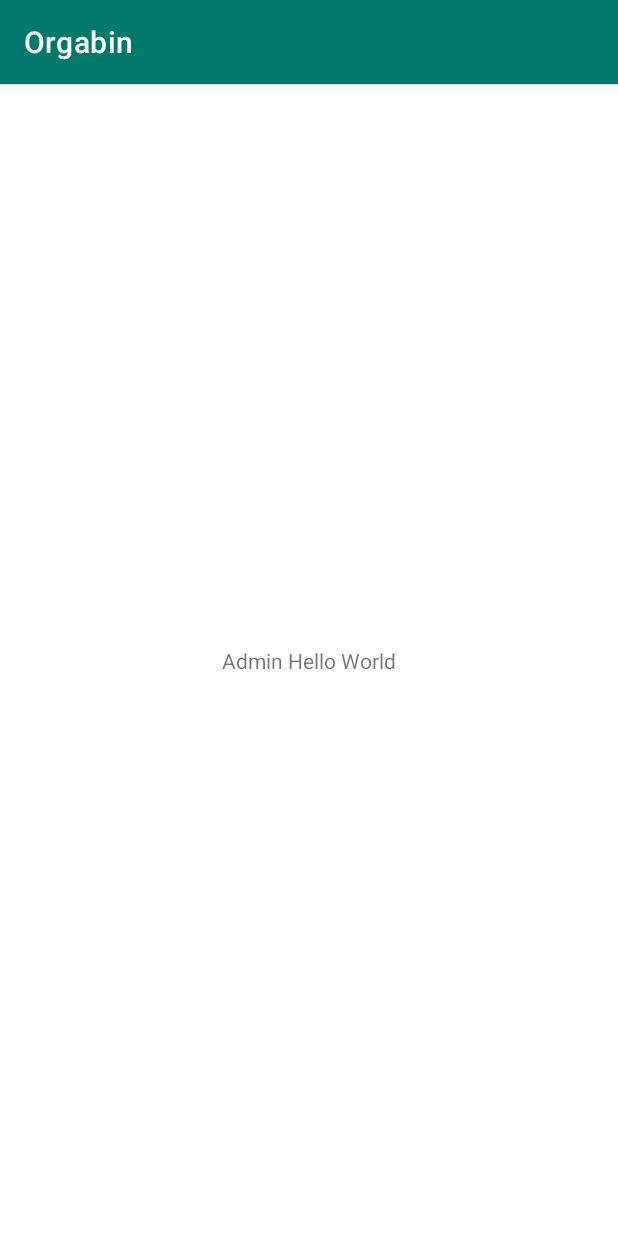
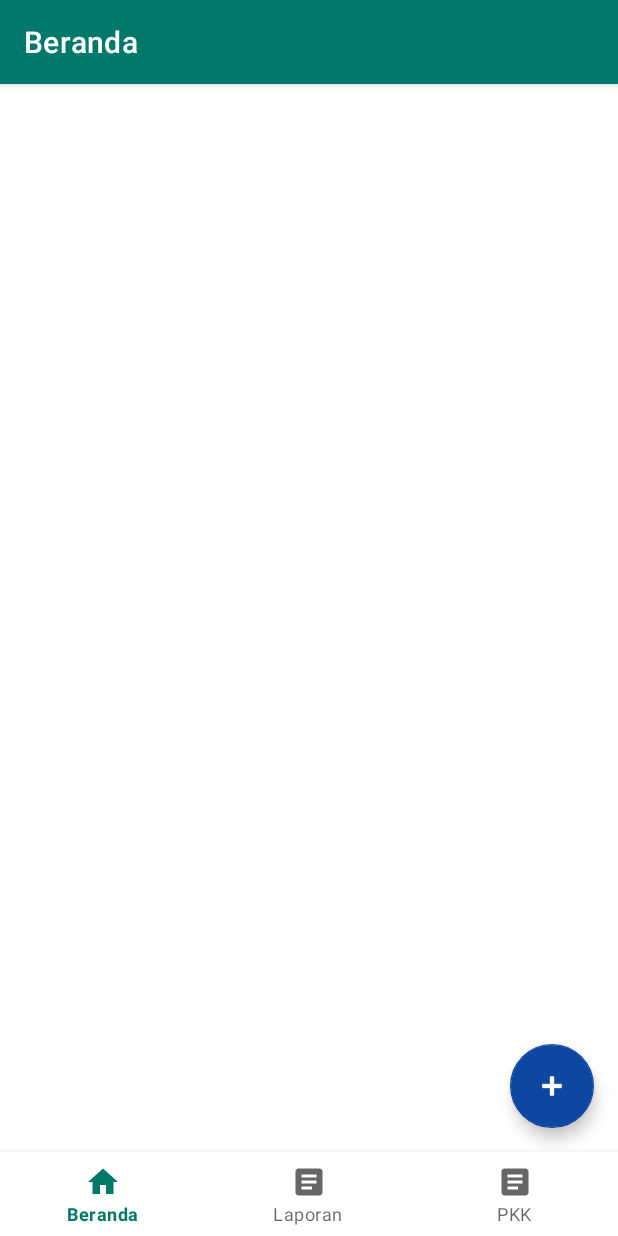
Before and after one commit to kisusyenni/OrgabinApp, an Android app: the AdminActivity screen opened directly, with no data from a screen before it, on a phone screen of 412 x 824 dp. Run offline under Robolectric (Android 15) with nearby library versions, the light colour scheme and no system bars; our stand-ins replace Firebase (no records; nobody signed in at launch, a user with empty details on screens opened directly), navigation-ui.

Commit message:
Add bottom navigation and navigation graph, change schedule activity to fragment

```diff
--- /dev/null
+++ b/admin/src/main/java/com/kisusyenni/orgabin/ui/main/AdminActivity.kt
@@ -0,0 +1,37 @@
+package com.kisusyenni.orgabin.ui.main
+
+import androidx.appcompat.app.AppCompatActivity
+import android.os.Bundle
+import androidx.navigation.findNavController
+import androidx.navigation.ui.AppBarConfiguration
+import androidx.navigation.ui.setupActionBarWithNavController
+import androidx.navigation.ui.setupWithNavController
+import com.google.android.material.bottomnavigation.BottomNavigationView
+import com.kisusyenni.orgabin.R
+
+class AdminActivity : AppCompatActivity() {
+    override fun onCreate(savedInstanceState: Bundle?) {
+        super.onCreate(savedInstanceState)
+        setContentView(R.layout.activity_admin)
+        val navView: BottomNavigationView = findViewById(R.id.nav_view)
+
+        val navController = findNavController(R.id.nav_host_fragment)
+
+        val appBarConfiguration = AppBarConfiguration.Builder(
+            R.id.navigation_schedule
+        ).build()
+        setupActionBarWithNavController(navController, appBarConfiguration)
+        navView.setupWithNavController(navController)
+
+//        val mFragmentManager = supportFragmentManager
+//        val mScheduleFragment = ScheduleFragment()
+//        val fragment = mFragmentManager.findFragmentByTag(ScheduleFragment::class.java.simpleName)
+//        if (fragment !is ScheduleFragment) {
+//            mFragmentManager
+//                .beginTransaction()
+//                .add(activityAdminBinding.adminContainer, mScheduleFragment, ScheduleFragment::class.java.simpleName)
+//                .commit()
+//        }
+
+    }
+}
--- /dev/null
+++ b/admin/src/main/java/com/kisusyenni/orgabin/ui/schedule/list/ScheduleFragment.kt
@@ -0,0 +1,94 @@
+package com.kisusyenni.orgabin.ui.schedule.list
+
+import android.content.Intent
+import android.os.Bundle
+import android.view.LayoutInflater
+import android.view.MenuItem
+import android.view.View
+import android.view.ViewGroup
+import android.widget.PopupMenu
+import android.widget.Toast
+import androidx.fragment.app.Fragment
+import androidx.lifecycle.ViewModelProvider
+import androidx.recyclerview.widget.LinearLayoutManager
+import com.kisusyenni.orgabin.R
+import com.kisusyenni.orgabin.data.source.local.entity.ScheduleEntity
+import com.kisusyenni.orgabin.data.source.local.room.ScheduleDao
+import com.kisusyenni.orgabin.databinding.FragmentScheduleBinding
+import com.kisusyenni.orgabin.ui.schedule.form.ScheduleFormActivity
+
+
+class ScheduleFragment : Fragment() {
+    private lateinit var scheduleFragmentBinding: FragmentScheduleBinding
+    private val dao = ScheduleDao()
+
+    override fun onCreateView(
+        inflater: LayoutInflater,
+        container: ViewGroup?,
+        savedInstanceState: Bundle?
+    ): View {
+        scheduleFragmentBinding = FragmentScheduleBinding.inflate(layoutInflater, container, false)
+        return scheduleFragmentBinding.root
+    }
+
+    override fun onViewCreated(view: View, savedInstanceState: Bundle?) {
+        super.onViewCreated(view, savedInstanceState)
+
+        if(activity != null) {
+
+            val viewModel = ViewModelProvider(
+                this,
+                ViewModelProvider.NewInstanceFactory()
+            )[ScheduleListViewModel::class.java]
+
+            val scheduleAdapter = ScheduleListAdapter(object: ScheduleListAdapter.OptionsMenuClickListener {
+                override fun onOptionsMenuClicked(position: Int, schedule: ScheduleEntity) {
+                    performOptionsMenuClick(position, schedule)
+                }
+
+            })
+
+            // observe schedule list
+            viewModel.getAllScheduleList().observe(viewLifecycleOwner, { schedule ->
+                scheduleAdapter.setSchedule(schedule)
+                with(scheduleFragmentBinding.rvScheduleList) {
+                    layoutManager = LinearLayoutManager(this.context)
+                    setHasFixedSize(true)
+                    adapter = scheduleAdapter
+                }
+            })
+
+            // Add Schedule Button Action
+            scheduleFragmentBinding.btnMainAddSchedule.setOnClickListener {
+                val intent = Intent(requireActivity(), ScheduleFormActivity::class.java)
+                intent.putExtra(ScheduleFormActivity.EXTRA_ACTION,"add")
+                startActivity(intent)
+            }
+        }
+    }
+
+    private fun performOptionsMenuClick(position: Int, schedule: ScheduleEntity) {
+        val popupMenu = PopupMenu(requireActivity() , scheduleFragmentBinding.rvScheduleList.getChildAt(position).findViewById(R.id.ib_more_row_sch))
+        popupMenu.inflate(R.menu.menu_item_row_schedule)
+        popupMenu.setOnMenuItemClickListener(object : PopupMenu.OnMenuItemClickListener{
+            override fun onMenuItemClick(item: MenuItem?): Boolean {
+                when(item?.itemId){
+                    R.id.delete_schedule_action -> {
+                        dao.deleteSchedule(schedule.id)
+                        Toast.makeText(requireActivity(), "Successfully Delete Schedule", Toast.LENGTH_LONG).show()
+                        return true
+                    }
+                    R.id.edit_schedule_action -> {
+                        val intent = Intent(requireActivity(), ScheduleFormActivity::class.java)
+                        intent.putExtra(ScheduleFormActivity.EXTRA_ACTION,"edit")
+                        intent.putExtra(ScheduleFormActivity.EXTRA_SCHEDULE, schedule)
+                        startActivity(intent)
+                        return true
+                    }
+                }
+                return false
+            }
+        })
+        popupMenu.show()
+    }
+}
--- a/admin/src/main/java/com/kisusyenni/orgabin/ui/schedule/list/ScheduleListAdapter.kt
+++ b/admin/src/main/java/com/kisusyenni/orgabin/ui/schedule/list/ScheduleListAdapter.kt
@@ -40,8 +40,6 @@ class ScheduleListAdapter(private var optionsMenuClickListener: OptionsMenuClick
                 tvScheduleLocation.text = schedule.location
                 tvScheduleTime.text = "${customizeTime(schedule.startTime)} - ${customizeTime(schedule.endTime)}"
 
-
-
                 ibMoreRowSch.setOnClickListener {
                     if (schedule.id !== null && schedule.date !== null && schedule.location !== null && schedule.startTime !== null && schedule.endTime !== null) {
 
--- a/admin/src/main/java/com/kisusyenni/orgabin/SplashActivity.kt
+++ b/admin/src/main/java/com/kisusyenni/orgabin/ui/splash/SplashActivity.kt
@@ -1,11 +1,12 @@
-package com.kisusyenni.orgabin
+package com.kisusyenni.orgabin.ui.splash
 
 import android.content.Intent
 import androidx.appcompat.app.AppCompatActivity
 import android.os.Bundle
 import android.os.Handler
 import android.os.Looper
-import com.kisusyenni.orgabin.auth.AuthActivity
+import com.kisusyenni.orgabin.R
+import com.kisusyenni.orgabin.ui.auth.AuthActivity
 
 class SplashActivity : AppCompatActivity() {
     override fun onCreate(savedInstanceState: Bundle?) {
--- /dev/null
+++ b/admin/src/main/res/drawable/ic_article_24.xml
@@ -0,0 +1,11 @@
+<vector xmlns:android="http://schemas.android.com/apk/res/android"
+    android:width="24dp"
+    android:height="24dp"
+    android:viewportWidth="24"
+    android:viewportHeight="24"
+    android:tint="?attr/colorControlNormal"
+    android:autoMirrored="true">
+  <path
+      android:fillColor="@android:color/white"
+      android:pathData="M19,3L5,3c-1.1,0 -2,0.9 -2,2v14c0,1.1 0.9,2 2,2h14c1.1,0 2,-0.9 2,-2L21,5c0,-1.1 -0.9,-2 -2,-2zM14,17L7,17v-2h7v2zM17,13L7,13v-2h10v2zM17,9L7,9L7,7h10v2z"/>
+</vector>
--- /dev/null
+++ b/admin/src/main/res/drawable/ic_home_24.xml
@@ -0,0 +1,10 @@
+<vector xmlns:android="http://schemas.android.com/apk/res/android"
+    android:width="24dp"
+    android:height="24dp"
+    android:viewportWidth="24"
+    android:viewportHeight="24"
+    android:tint="?attr/colorControlNormal">
+  <path
+      android:fillColor="@android:color/white"
+      android:pathData="M10,20v-6h4v6h5v-8h3L12,3 2,12h3v8z"/>
+</vector>
--- a/admin/src/main/res/layout/activity_admin.xml
+++ b/admin/src/main/res/layout/activity_admin.xml
@@ -1,18 +1,35 @@
 <?xml version="1.0" encoding="utf-8"?>
 <androidx.constraintlayout.widget.ConstraintLayout xmlns:android="http://schemas.android.com/apk/res/android"
     xmlns:app="http://schemas.android.com/apk/res-auto"
-    xmlns:tools="http://schemas.android.com/tools"
+    android:id="@+id/admin_container"
     android:layout_width="match_parent"
-    android:layout_height="match_parent"
-    tools:context=".AdminActivity">
+    android:layout_height="match_parent">
 
-    <TextView
-        android:layout_width="wrap_content"
+    <fragment
+        android:id="@+id/nav_host_fragment"
+        android:name="androidx.navigation.fragment.NavHostFragment"
+        android:layout_width="match_parent"
+        android:layout_height="0dp"
+        android:paddingTop="?attr/actionBarSize"
+        app:defaultNavHost="true"
+        app:layout_constraintBottom_toTopOf="@id/nav_view"
+        app:layout_constraintLeft_toLeftOf="parent"
+        app:layout_constraintRight_toRightOf="parent"
+        app:layout_constraintTop_toTopOf="parent"
+        app:navGraph="@navigation/admin_navigation" />
+
+    <com.google.android.material.bottomnavigation.BottomNavigationView
+        android:id="@+id/nav_view"
+        android:layout_width="0dp"
         android:layout_height="wrap_content"
-        android:text="Admin Hello World"
+        android:layout_marginStart="0dp"
+        android:layout_marginEnd="0dp"
+        android:background="?android:attr/windowBackground"
         app:layout_constraintBottom_toBottomOf="parent"
         app:layout_constraintLeft_toLeftOf="parent"
         app:layout_constraintRight_toRightOf="parent"
-        app:layout_constraintTop_toTopOf="parent" />
+        app:menu="@menu/menu_bottom_navigation" />
+
+
 
 </androidx.constraintlayout.widget.ConstraintLayout>
--- a/admin/src/main/res/layout/activity_auth.xml
+++ b/admin/src/main/res/layout/activity_auth.xml
@@ -5,7 +5,7 @@
     android:layout_width="match_parent"
     android:layout_height="match_parent"
     android:padding="16dp"
-    tools:context=".auth.AuthActivity">
+    tools:context=".ui.auth.AuthActivity">
 
     <TextView
         android:id="@+id/sign_in_title"
--- a/admin/src/main/res/layout/activity_splash.xml
+++ b/admin/src/main/res/layout/activity_splash.xml
@@ -3,6 +3,6 @@
     xmlns:tools="http://schemas.android.com/tools"
     android:layout_width="match_parent"
     android:layout_height="match_parent"
-    tools:context=".SplashActivity">
+    tools:context=".ui.splash.SplashActivity">
 
 </androidx.constraintlayout.widget.ConstraintLayout>
--- a/admin/src/main/res/layout/activity_schedule.xml
+++ b/admin/src/main/res/layout/fragment_schedule.xml
@@ -2,9 +2,9 @@
 <androidx.coordinatorlayout.widget.CoordinatorLayout xmlns:android="http://schemas.android.com/apk/res/android"
     xmlns:app="http://schemas.android.com/apk/res-auto"
     xmlns:tools="http://schemas.android.com/tools"
-    tools:context=".ui.schedule.list.ScheduleActivity"
     android:layout_width="match_parent"
-    android:layout_height="match_parent">
+    android:layout_height="match_parent"
+    tools:context=".ui.schedule.list.ScheduleFragment">
 
     <androidx.constraintlayout.widget.ConstraintLayout
         android:layout_width="match_parent"
@@ -30,5 +30,6 @@
         android:layout_marginEnd="@dimen/fab_margin"
         android:layout_marginBottom="16dp"
         app:srcCompat="@android:drawable/ic_input_add"
-        android:contentDescription="TODO" />
+        android:contentDescription="@string/add_schedule_title" />
+
 </androidx.coordinatorlayout.widget.CoordinatorLayout>
--- /dev/null
+++ b/admin/src/main/res/menu/menu_bottom_navigation.xml
@@ -0,0 +1,18 @@
+<?xml version="1.0" encoding="utf-8"?>
+<menu xmlns:android="http://schemas.android.com/apk/res/android">
+
+    <item
+        android:id="@+id/nav_home"
+        android:title="@string/nav_home_title"
+        android:icon="@drawable/ic_home_24"/>
+
+    <item
+        android:id="@+id/nav_report"
+        android:title="@string/nav_report_title"
+        android:icon="@drawable/ic_article_24"/>
+
+    <item
+        android:id="@+id/nav_request"
+        android:title="@string/nav_request_title"
+        android:icon="@drawable/ic_article_24"/>
+</menu>
--- /dev/null
+++ b/admin/src/main/res/navigation/admin_navigation.xml
@@ -0,0 +1,13 @@
+<?xml version="1.0" encoding="utf-8"?>
+<navigation xmlns:android="http://schemas.android.com/apk/res/android"
+    xmlns:app="http://schemas.android.com/apk/res-auto"
+    xmlns:tools="http://schemas.android.com/tools"
+    android:id="@+id/admin_navigation.xml"
+    app:startDestination="@id/navigation_schedule">
+
+    <fragment
+        android:id="@+id/navigation_schedule"
+        android:name="com.kisusyenni.orgabin.ui.schedule.list.ScheduleFragment"
+        android:label="@string/nav_home_title"
+        tools:layout="@layout/fragment_schedule" />
+</navigation>
--- a/admin/src/main/res/values/strings.xml
+++ b/admin/src/main/res/values/strings.xml
@@ -1,11 +1,9 @@
 <resources>
+    <string name="app_name">Orgabin Admin</string>
     <string name="sign_in_title">Sign In</string>
     <string name="username_hint">Username</string>
     <string name="password_hint">Password</string>
-    <string name="app_name">Orgabin</string>
-
     <string name="report_sender_title">Reported By</string>
-
     <string name="title_activity_schedule_list">ScheduleListActivity</string>
     <string name="next">Next</string>
     <string name="previous">Previous</string>
@@ -17,5 +15,10 @@
     <string name="add_schedule_title">Tambah Jadwal</string>
     <string name="edit_text">Edit</string>
     <string name="delete_text">Delete</string>
+    <string name="nav_home_title">Beranda</string>
+    <string name="nav_report_title">Laporan</string>
+    <string name="nav_request_title">PKK</string>
+    <!-- TODO: Remove or change this placeholder text -->
+    <string name="hello_blank_fragment">Hello blank fragment</string>
 
 </resources>
--- a/admin/src/main/res/values/themes.xml
+++ b/admin/src/main/res/values/themes.xml
@@ -23,6 +23,7 @@
     <style name="Theme.Orgabin.NoActionBar">
         <item name="windowActionBar">false</item>
         <item name="windowNoTitle">true</item>
+        <item name="android:windowDrawsSystemBarBackgrounds">false</item>
     </style>
 
     <style name="Theme.Orgabin.AppBarOverlay" parent="ThemeOverlay.AppCompat.Dark.ActionBar" />
--- a/user/src/main/AndroidManifest.xml
+++ b/user/src/main/AndroidManifest.xml
@@ -17,12 +17,10 @@
             android:exported="true" />
         <activity
             android:name=".ui.main.UserActivity"
-            android:exported="true"
-            android:theme="@style/Theme.Orgabin" />
+            android:exported="true" />
         <activity
             android:name=".ui.report.SendReportActivity"
             android:exported="true"/>
-
         <activity
             android:name=".ui.schedule.UserScheduleActivity"
             android:exported="true" />
--- a/user/src/main/res/values/strings.xml
+++ b/user/src/main/res/values/strings.xml
@@ -1,5 +1,6 @@
 <resources>
 
+    <string name="app_name">Orgabin</string>
     <string name="input_report_name_hint">Nama</string>
     <string name="input_report_adress_hint">Alamat</string>
     <string name="input_report_telp_hint">Nomor Telepon</string>
@@ -9,12 +10,9 @@
     <string name="send_report_title">Buat Laporan</string>
     <string name="empty_value">data tidak boleh kosong</string>
     <string name="next_text">Selanjutnya</string>
-
-    <string name="app_name">Orgabin</string>
     <string name="title_activity_schedule_list">ScheduleListActivity</string>
     <string name="next">Next</string>
     <string name="previous">Previous</string>
-
     <string name="input_location_hint">Masukkan TPA</string>
     <string name="input_date_hint">Tanggal Pengangkutan</string>
     <string name="input_start_time_hint">Waktu Mulai</string>
```
Also changed, not shown: admin/src/main/AndroidManifest.xml (+5 -7 lines), admin/src/main/java/com/kisusyenni/orgabin/AdminActivity.kt (deleted, +0 -11 lines), admin/src/main/java/com/kisusyenni/orgabin/ui/auth/AuthActivity.kt (renamed from admin/src/main/java/com/kisusyenni/orgabin/auth/AuthActivity.kt, +4 -4 lines), admin/src/main/java/com/kisusyenni/orgabin/ui/schedule/list/ScheduleActivity.kt (deleted, +0 -84 lines).
